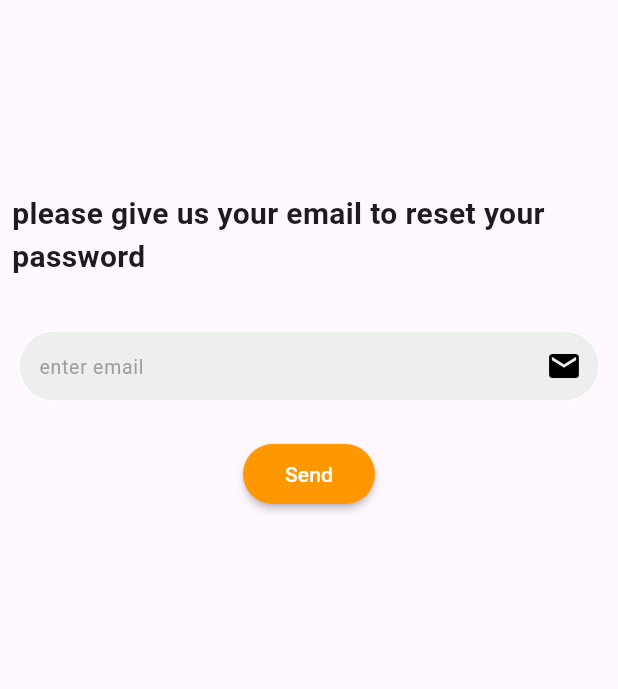
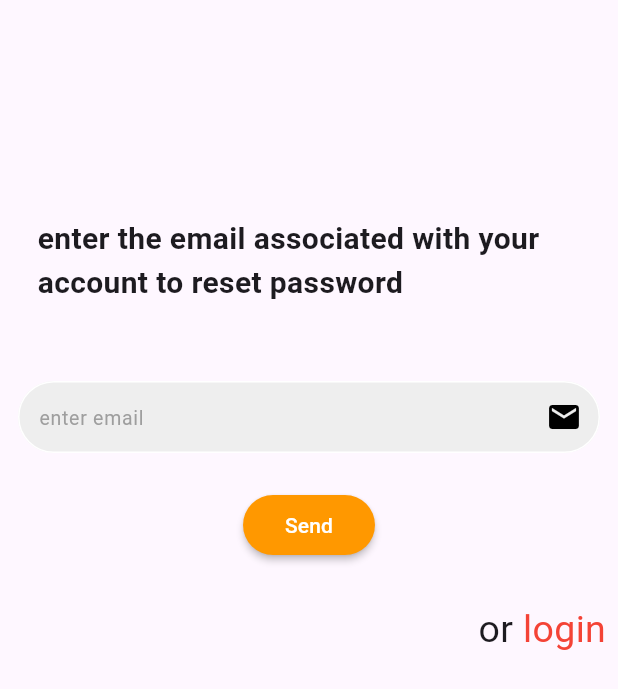
Before and after one commit to Amjadyabroudi128/noteapp, a Flutter app: the PasswordReset screen opened by its route, after a tap on "Send", on a phone screen of 412 x 824 dp. Shown: the top 689 px of the screen. Run offline on Flutter 3.47's test engine with Material 3 defaults, Android fonts, the phone set to English and light mode, and no system bars; our stand-ins replace awesome_dialog, cloud_firestore, firebase_auth, firebase_core, google_sign_in, introduction_screen; accounts and stored records are empty; network calls fail.

Commit message:
layout changes

```diff
--- a/lib/auth/passwordReset.dart
+++ b/lib/auth/passwordReset.dart
@@ -24,10 +24,11 @@ class _PasswordResetState extends State<PasswordReset> {
           children: [
             SizedBox(height: 120,),
             Column(
+
                 children: [
                   Padding(
-                    padding: const EdgeInsets.all(8.0),
-                    child: Text("please give us your email to reset your password",
+                    padding: const EdgeInsets.all(25.0),
+                    child: Text("enter the email associated with your account to reset password",
                       style: TextStyle(fontWeight: FontWeight.bold, fontSize: 20),),
                   ),
                   SizedBox(height: 14,),
@@ -42,9 +43,30 @@ class _PasswordResetState extends State<PasswordReset> {
                     title: "Send",
                     onPressed: () async {
                         await FirebaseAuth.instance.sendPasswordResetEmail(email: emailController.text);
+                        ScaffoldMessenger.of(context).showSnackBar( SnackBar(
+                            content: Text("check your email")
+                        ));
                         Navigator.of(context).pushNamed("login");
 
                     },
+                  ),
+                  Padding(
+                    padding: const EdgeInsets.all(8.0),
+                    child: Row(
+                      mainAxisAlignment: MainAxisAlignment.end,
+                      children: [
+                        Text("or", style: TextStyle(fontSize: 25),),
+                        InkWell(
+                          onTap: (){
+                            Navigator.of(context).pushNamed("login");
+                          },
+                          child: Container(
+                              margin: EdgeInsets.only(top: 20, bottom: 20),
+                              alignment: Alignment.topRight,
+                              child: Text(" login", style: TextStyle(color: Colors.red, fontSize: 25),)),
+                        )
+                      ],
+                    ),
                   )
                 ],
               ),
```
